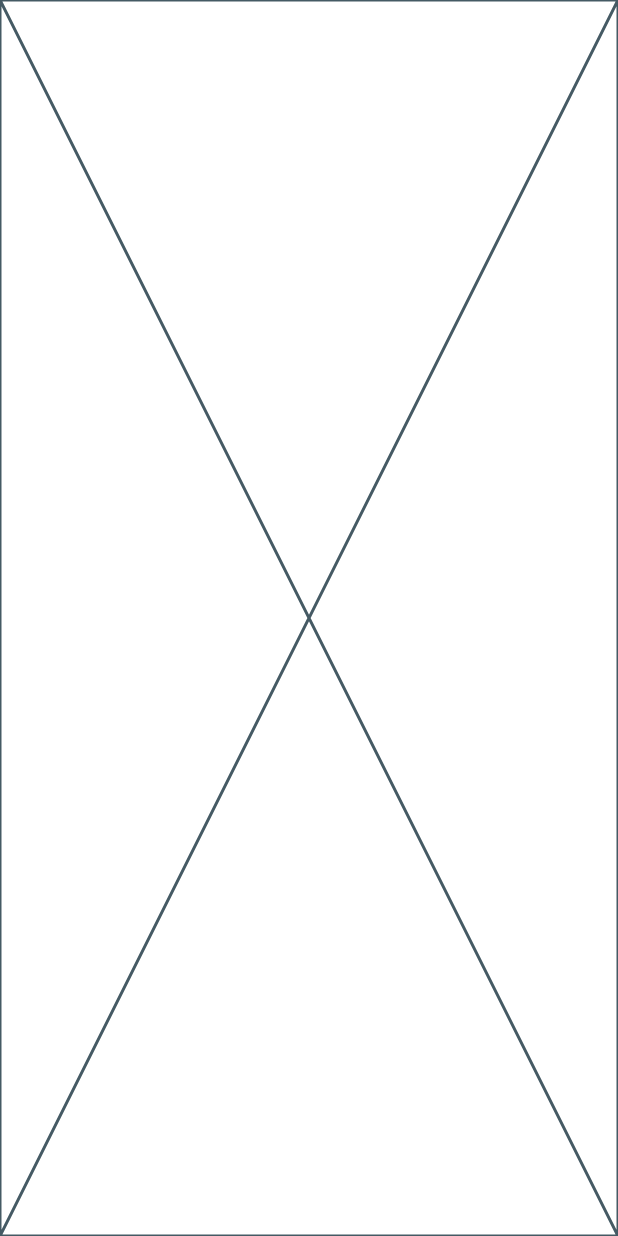
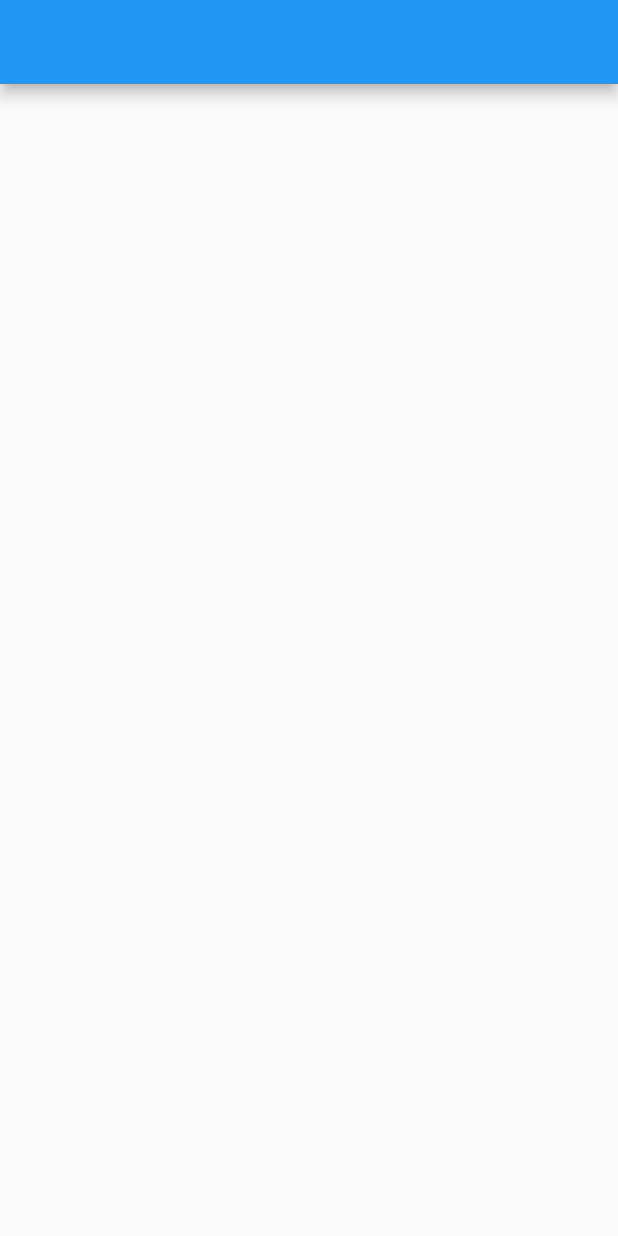
Before and after one commit to rehabsaad075/my_notes_app, a Flutter app: the screen it shows after launch, on a phone screen of 412 x 824 dp. Run offline on Flutter 3.47's test engine with Material 2 defaults, Android fonts, the phone set to English and light mode, and no system bars; our stand-ins replace animated_splash_screen.

Commit message:
create splash screen

```diff
--- /dev/null
+++ b/lib/view/notes_home_page_screen.dart
@@ -0,0 +1,12 @@
+import 'package:flutter/material.dart';
+
+class NotesHomePageScreen extends StatelessWidget {
+  const NotesHomePageScreen({super.key});
+
+  @override
+  Widget build(BuildContext context) {
+    return Scaffold(
+      appBar: AppBar(),
+    );
+  }
+}
--- a/pubspec.yaml
+++ b/pubspec.yaml
@@ -35,6 +35,7 @@ dependencies:
   # The following adds the Cupertino Icons font to your application.
   # Use with the CupertinoIcons class for iOS style icons.
   cupertino_icons: ^1.0.2
+  animated_splash_screen: ^1.3.0
 
 dev_dependencies:
   flutter_test:
@@ -59,8 +60,8 @@ flutter:
   uses-material-design: true
 
   # To add assets to your application, add an assets section, like this:
-  # assets:
-  #   - images/a_dot_burr.jpeg
+  assets:
+    - assets/images/
   #   - images/a_dot_ham.jpeg
 
   # An image asset can refer to one or more resolution-specific "variants", see
```
Also changed, not shown: lib/view/my_notes_splash_screen.dart (+10 -1 lines), assets/images/notes logo.png (added), assets/images/splash_logo.jpg (added), pubspec.lock.
